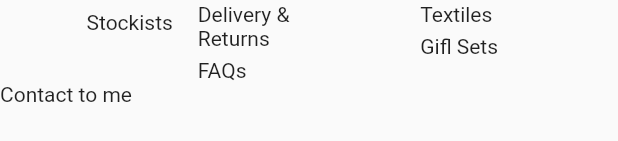
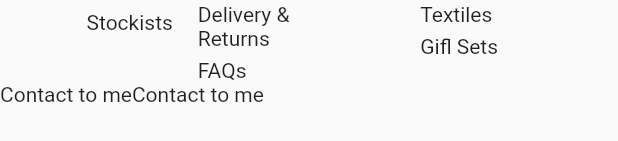
Before and after one commit to hiepvip99/hoc_github, a Flutter app: the Footer widget shown alone on an empty page, opened directly, on a phone screen of 412 x 824 dp. Shown: the part 233-374 px from the top of the screen. Run offline on Flutter 3.47's test engine with Material 2 defaults, Android fonts, the phone set to English and light mode, and no system bars; our stand-ins replace popover.

Commit message:
Update footer.dart

```diff
--- a/lib/screens/home_screen/components/components_body/footer.dart
+++ b/lib/screens/home_screen/components/components_body/footer.dart
@@ -130,6 +130,7 @@ class Footer extends StatelessWidget {
           child: Row(
             children: [
               Text('Contact to me'),
+              Text('Contact to me'),
             ],
           ),
         )
```
